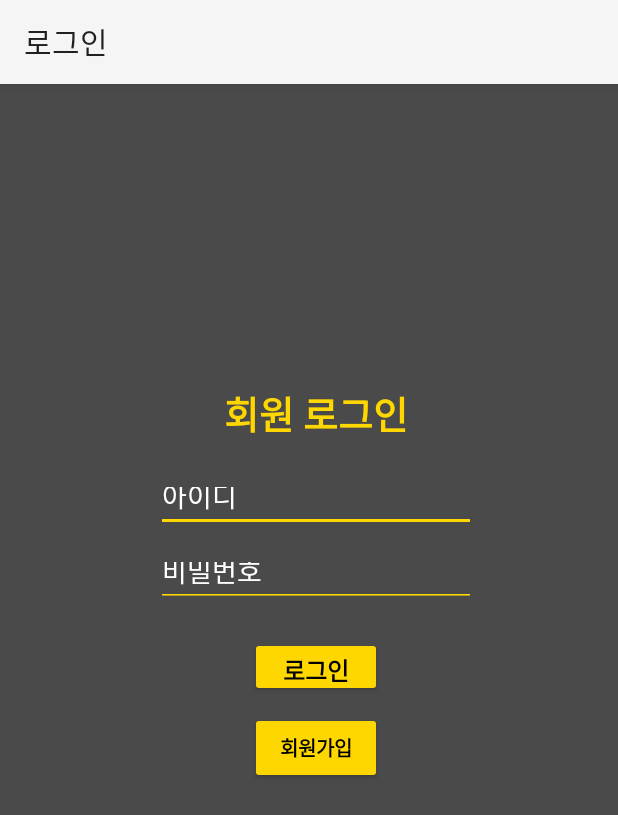
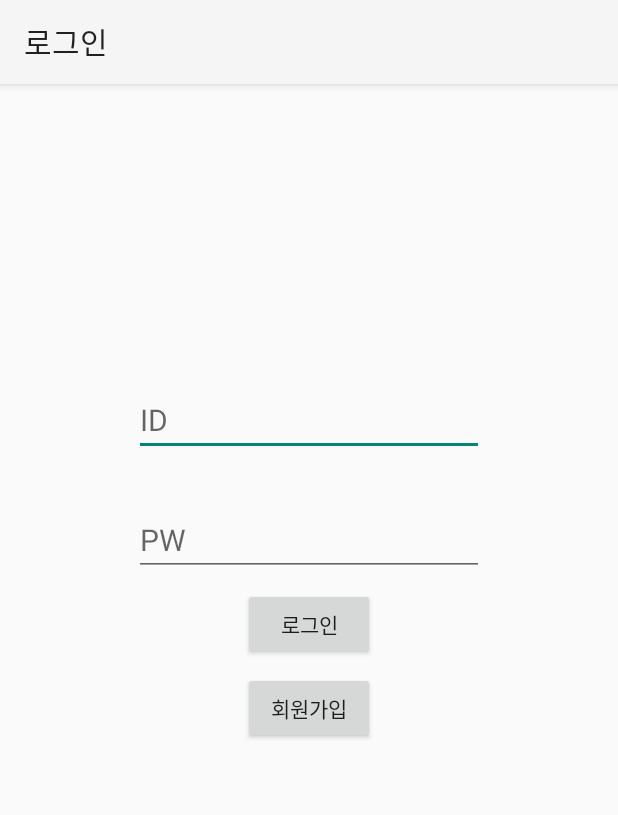
Before and after one commit to Gyubin-Han/MA-SafeLab, an Android app: the screen it shows after launch (MainActivity), on a phone screen of 412 x 824 dp. Shown: the top 815 px of the screen. Run offline under Robolectric (Android 15) with nearby library versions, the phone set to English and light mode, and no system bars; 4 statements that could not run were skipped.

Commit message:
로그인 화면

```diff
--- a/app/src/main/res/layout/activity_main.xml
+++ b/app/src/main/res/layout/activity_main.xml
@@ -1,82 +1,62 @@
 <?xml version="1.0" encoding="utf-8"?>
-<FrameLayout xmlns:android="http://schemas.android.com/apk/res/android"
+<androidx.constraintlayout.widget.ConstraintLayout xmlns:android="http://schemas.android.com/apk/res/android"
+    xmlns:app="http://schemas.android.com/apk/res-auto"
     xmlns:tools="http://schemas.android.com/tools"
     android:layout_width="match_parent"
     android:layout_height="match_parent"
-    xmlns:app="http://schemas.android.com/apk/res-auto"
-    android:background="#B3000000">
+    tools:context=".MainActivity">
 
+    <EditText
+        android:id="@+id/et_id"
+        android:layout_width="wrap_content"
+        android:layout_height="wrap_content"
+        android:layout_marginStart="8dp"
+        android:layout_marginTop="200dp"
+        android:layout_marginEnd="8dp"
+        android:ems="10"
+        android:hint="ID"
+        android:inputType="textPersonName"
+        android:textSize="20sp"
+        app:layout_constraintEnd_toEndOf="parent"
+        app:layout_constraintStart_toStartOf="parent"
+        app:layout_constraintTop_toTopOf="parent" />
 
-    <LinearLayout
-        android:layout_width="match_parent"
-        android:layout_height="match_parent"
-        android:layout_marginTop="200dp"
-        android:layout_marginLeft="40dp"
-        android:layout_marginRight="30dp"
-        android:layout_marginBottom="30dp"
-        android:orientation="vertical">
+    <Button
+        android:id="@+id/btn_login"
+        android:layout_width="wrap_content"
+        android:layout_height="wrap_content"
+        android:layout_marginStart="8dp"
+        android:layout_marginTop="8dp"
+        android:layout_marginEnd="8dp"
+        android:text="로그인"
+        app:layout_constraintEnd_toEndOf="@+id/et_pw"
+        app:layout_constraintStart_toStartOf="@+id/et_pw"
+        app:layout_constraintTop_toBottomOf="@+id/et_pw" />
 
-        <TextView
-            android:id="@+id/logintext"
-            android:layout_width="match_parent"
-            android:layout_height="wrap_content"
-            android:layout_marginBottom="20dp"
-            android:text="회원 로그인"
-            android:textColor="#FFD700"
-            android:textStyle="bold"
-            android:textSize="25dp"
-            android:textAlignment="center"
-            android:gravity="center_horizontal" />
+    <Button
+        android:id="@+id/btn_register"
+        android:layout_width="wrap_content"
+        android:layout_height="wrap_content"
+        android:layout_marginStart="8dp"
+        android:layout_marginTop="8dp"
+        android:layout_marginEnd="8dp"
+        android:text="회원가입"
+        app:layout_constraintEnd_toEndOf="@+id/btn_login"
+        app:layout_constraintStart_toStartOf="@+id/btn_login"
+        app:layout_constraintTop_toBottomOf="@+id/btn_login" />
 
-        <EditText
-            app:backgroundTint="#ffd700"
-            android:textColor="@color/white"
-            android:textColorHint="#ffffff"
-            android:id="@+id/editID"
-            android:layout_width="wrap_content"
-            android:layout_height="40dp"
-            android:layout_marginBottom="10dp"
-            android:layout_gravity="center"
-            android:ems="10"
-            android:hint="아이디"
-            android:inputType="textPersonName"
-            android:text="" />
-
-        <EditText
-            app:backgroundTint="#ffd700"
-            android:textColor="@color/white"
-            android:textColorHint="#ffffff"
-            android:id="@+id/ediPassword"
-            android:layout_width="wrap_content"
-            android:layout_height="40dp"
-            android:layout_gravity="center"
-            android:ems="10"
-            android:hint="비밀번호"
-            android:inputType="textPassword" />
-
-        <androidx.appcompat.widget.AppCompatButton
-            android:id="@+id/login"
-            android:layout_width="wrap_content"
-            android:layout_height="40dp"
-            android:layout_marginTop="20dp"
-            android:layout_gravity="center"
-            android:text="로그인"
-            app:backgroundTint="#ffd700"
-            android:textColor="@color/black"
-            android:textSize="16sp"
-            android:textStyle="bold" />
-
-        <androidx.appcompat.widget.AppCompatButton
-            android:id="@+id/sig"
-            android:layout_width="wrap_content"
-            android:layout_height="wrap_content"
-            android:layout_marginTop="10dp"
-            android:layout_gravity="center"
-            android:text="회원가입"
-            app:backgroundTint="#ffd700"
-            android:textColor="@color/black"
-            android:textSize="13dp"
-            android:textStyle="bold" />
-
-    </LinearLayout>
-</FrameLayout>
+    <EditText
+        android:id="@+id/et_pw"
+        android:layout_width="wrap_content"
+        android:layout_height="wrap_content"
+        android:layout_marginStart="8dp"
+        android:layout_marginTop="32dp"
+        android:layout_marginEnd="8dp"
+        android:ems="10"
+        android:hint="PW"
+        android:inputType="textPassword"
+        android:textSize="20sp"
+        app:layout_constraintEnd_toEndOf="@+id/et_id"
+        app:layout_constraintStart_toStartOf="@+id/et_id"
+        app:layout_constraintTop_toBottomOf="@+id/et_id" />
+</androidx.constraintlayout.widget.ConstraintLayout>
```
